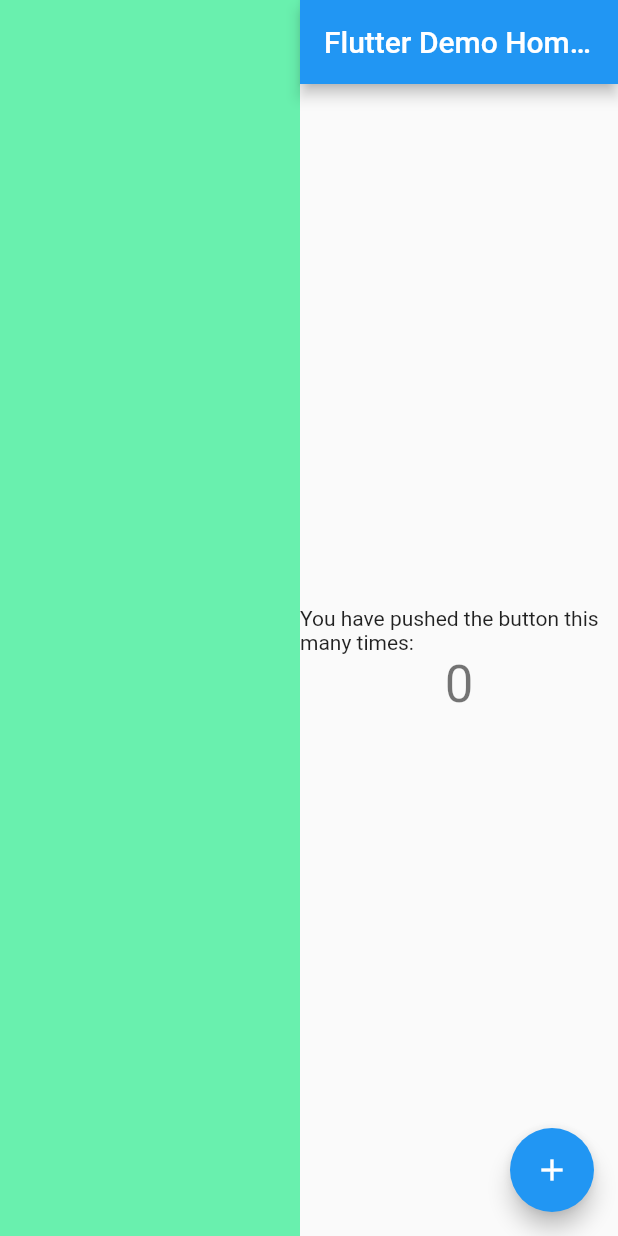
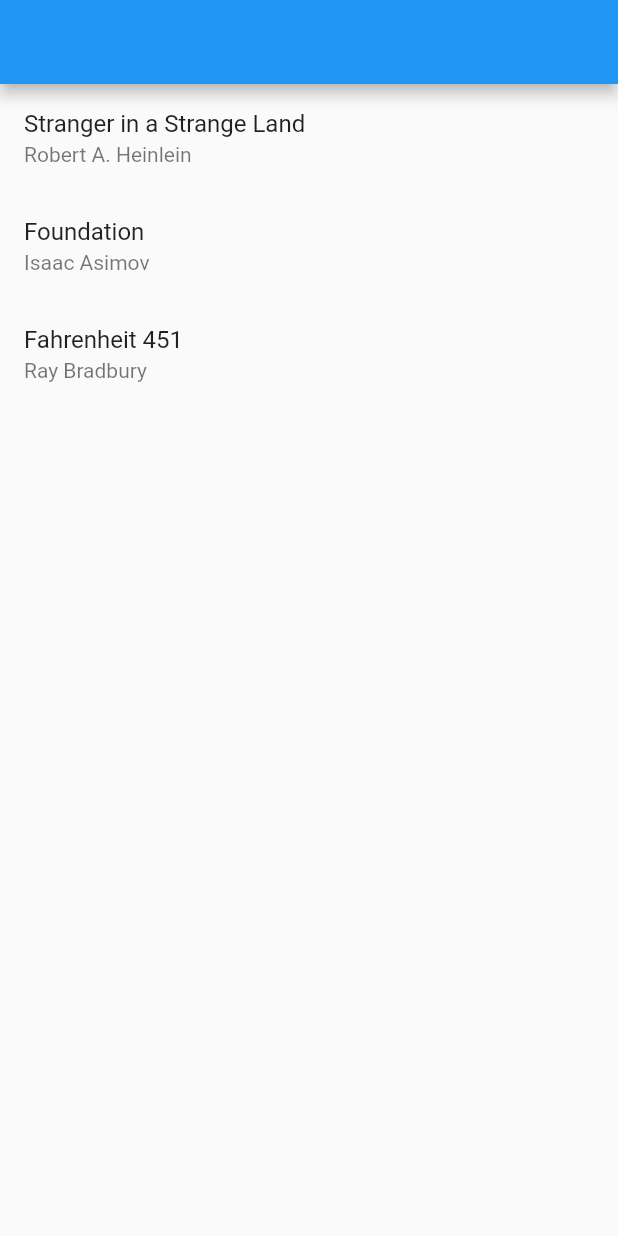
Before and after one commit to uldall/navigator2, a Flutter app: the screen it shows after launch, on a phone screen of 412 x 824 dp. Run offline on Flutter 3.47's test engine with Material 2 defaults, Android fonts, the phone set to English and light mode, and no system bars.

Commit message:
Books example

```diff
--- a/lib/main.dart
+++ b/lib/main.dart
@@ -1,133 +1,257 @@
 import 'package:flutter/material.dart';
 
 void main() {
-  runApp(MyApp());
+  runApp(BooksApp());
 }
 
-class MyApp extends StatelessWidget {
-  // This widget is the root of your application.
+class Book {
+  final String title;
+  final String author;
+
+  Book(this.title, this.author);
+}
+
+class BooksApp extends StatefulWidget {
+  @override
+  State<StatefulWidget> createState() => _BooksAppState();
+}
+
+class _BooksAppState extends State<BooksApp> {
+  BookRouterDelegate _routerDelegate = BookRouterDelegate();
+  BookRouteInformationParser _routeInformationParser =
+  BookRouteInformationParser();
+
   @override
   Widget build(BuildContext context) {
-    return MaterialApp(
-      title: 'Flutter Demo',
-      theme: ThemeData(
-        // This is the theme of your application.
-        //
-        // Try running your application with "flutter run". You'll see the
-        // application has a blue toolbar. Then, without quitting the app, try
-        // changing the parimarySwatch below to Colors.green and then invoke
-        // "hot reload" (press "r" in the console where you ran "flutter run",
-        // or simply save your changes to "hot reload" in a Flutter IDE).
-        // Notice that the counter didn't reset back to zero; the application
-        // is not restarted.
-        primarySwatch: Colors.blue,
-      ),
-      home: MainWidget(),
+    return MaterialApp.router(
+      title: 'Books App',
+      routerDelegate: _routerDelegate,
+      routeInformationParser: _routeInformationParser,
     );
   }
 }
 
-class MainWidget extends StatelessWidget {
+class BookRouteInformationParser extends RouteInformationParser<BookRoutePath> {
   @override
-  Widget build(BuildContext context) {
-    return Scaffold(
-        body: Row(
-      children: [
-        SizedBox(width: 200, child: MyLeftBar()),
-        Expanded(child: MyHomePage(title: 'Flutter Demo Home Page')),
-      ],
-    ));
+  Future<BookRoutePath> parseRouteInformation(
+      RouteInformation routeInformation) async {
+    final uri = Uri.parse(routeInformation.location!);
+    // Handle '/'
+    if (uri.pathSegments.length == 0) {
+      return BookRoutePath.home();
+    }
+
+    // Handle '/book/:id'
+    if (uri.pathSegments.length == 2) {
+      if (uri.pathSegments[0] != 'book') return BookRoutePath.unknown();
+      var remaining = uri.pathSegments[1];
+      var id = int.tryParse(remaining);
+      if (id == null) return BookRoutePath.unknown();
+      return BookRoutePath.details(id);
+    }
+
+    // Handle unknown routes
+    return BookRoutePath.unknown();
+  }
+
+  @override
+  RouteInformation restoreRouteInformation(BookRoutePath path) {
+    if (path.isUnknown) {
+      return RouteInformation(location: '/404');
+    }
+    if (path.isHomePage) {
+      return RouteInformation(location: '/');
+    }
+    if (path.isDetailsPage) {
+      return RouteInformation(location: '/book/${path.id}');
+    }
+
+    return RouteInformation(location: '/404');
   }
 }
 
-class MyLeftBar extends StatelessWidget {
-  @override
-  Widget build(BuildContext context) {
-    return Container(color: Colors.greenAccent);
-  }
-}
+class BookRouterDelegate extends RouterDelegate<BookRoutePath>
+    with ChangeNotifier, PopNavigatorRouterDelegateMixin<BookRoutePath> {
+  final GlobalKey<NavigatorState> navigatorKey;
 
-class MyHomePage extends StatefulWidget {
-  MyHomePage({Key? key, this.title}) : super(key: key);
+  Book? _selectedBook;
+  bool show404 = false;
 
-  // This widget is the home page of your application. It is stateful, meaning
-  // that it has a State object (defined below) that contains fields that affect
-  // how it looks.
+  List<Book> books = [
+    Book('Stranger in a Strange Land', 'Robert A. Heinlein'),
+    Book('Foundation', 'Isaac Asimov'),
+    Book('Fahrenheit 451', 'Ray Bradbury'),
+  ];
 
-  // This class is the configuration for the state. It holds the values (in this
-  // case the title) provided by the parent (in this case the App widget) and
-  // used by the build method of the State. Fields in a Widget subclass are
-  // always marked "final".
+  BookRouterDelegate() : navigatorKey = GlobalKey<NavigatorState>();
 
-  final String? title;
-
-  @override
-  _MyHomePageState createState() => _MyHomePageState();
-}
-
-class _MyHomePageState extends State<MyHomePage> {
-  int _counter = 0;
-
-  void _incrementCounter() {
-    setState(() {
-      // This call to setState tells the Flutter framework that something has
-      // changed in this State, which causes it to rerun the build method below
-      // so that the display can reflect the updated values. If we changed
-      // _counter without calling setState(), then the build method would not be
-      // called again, and so nothing would appear to happen.
-      _counter++;
-    });
+  BookRoutePath get currentConfiguration {
+    if (show404) {
+      return BookRoutePath.unknown();
+    }
+    return _selectedBook == null
+        ? BookRoutePath.home()
+        : BookRoutePath.details(books.indexOf(_selectedBook!));
   }
 
   @override
   Widget build(BuildContext context) {
-    // This method is rerun every time setState is called, for instance as done
-    // by the _incrementCounter method above.
-    //
-    // The Flutter framework has been optimized to make rerunning build methods
-    // fast, so that you can just rebuild anything that needs updating rather
-    // than having to individually change instances of widgets.
+    return Navigator(
+      key: navigatorKey,
+      pages: [
+        MaterialPage(
+          key: ValueKey('BooksListPage'),
+          child: BooksListScreen(
+            books: books,
+            onTapped: _handleBookTapped,
+          ),
+        ),
+        if (show404)
+          MaterialPage(key: ValueKey('UnknownPage'), child: UnknownScreen())
+        else if (_selectedBook != null)
+          BookDetailsPage(book: _selectedBook!)
+      ],
+      onPopPage: (route, result) {
+        if (!route.didPop(result)) {
+          return false;
+        }
+
+        // Update the list of pages by setting _selectedBook to null
+        _selectedBook = null;
+        show404 = false;
+        notifyListeners();
+
+        return true;
+      },
+    );
+  }
+
+  @override
+  Future<void> setNewRoutePath(BookRoutePath path) async {
+    if (path.isUnknown) {
+      _selectedBook = null;
+      show404 = true;
+      return;
+    }
+
+    if (path.isDetailsPage) {
+      if (path.id! < 0 || path.id! > books.length - 1) {
+        show404 = true;
+        return;
+      }
+
+      _selectedBook = books[path.id!];
+    } else {
+      _selectedBook = null;
+    }
+
+    show404 = false;
+  }
+
+  void _handleBookTapped(Book book) {
+    _selectedBook = book;
+    notifyListeners();
+  }
+}
+
+class BookDetailsPage extends Page {
+  final Book book;
+
+  BookDetailsPage({
+    required this.book,
+  }) : super(key: ValueKey(book));
+
+  Route createRoute(BuildContext context) {
+    return MaterialPageRoute(
+      settings: this,
+      builder: (BuildContext context) {
+        return BookDetailsScreen(book: book);
+      },
+    );
+  }
+}
+
+class BookRoutePath {
+  final int? id;
+  final bool isUnknown;
+
+  BookRoutePath.home()
+      : id = null,
+        isUnknown = false;
+
+  BookRoutePath.details(this.id) : isUnknown = false;
+
+  BookRoutePath.unknown()
+      : id = null,
+        isUnknown = true;
+
+  bool get isHomePage => id == null;
+
+  bool get isDetailsPage => id != null;
+}
+
+class BooksListScreen extends StatelessWidget {
+  final List<Book> books;
+  final ValueChanged<Book> onTapped;
+
+  BooksListScreen({
+    required this.books,
+    required this.onTapped,
+  });
+
+  @override
+  Widget build(BuildContext context) {
     return Scaffold(
-      appBar: AppBar(
-        // Here we take the value from the MyHomePage object that was created by
-        // the App.build method, and use it to set our appbar title.
-        title: Text(widget.title!),
+      appBar: AppBar(),
+      body: ListView(
+        children: [
+          for (var book in books)
+            ListTile(
+              title: Text(book.title),
+              subtitle: Text(book.author),
+              onTap: () => onTapped(book),
+            )
+        ],
       ),
-      body: Center(
-        // Center is a layout widget. It takes a single child and positions it
-        // in the middle of the parent.
+    );
+  }
+}
+
+class BookDetailsScreen extends StatelessWidget {
+  final Book book;
+
+  BookDetailsScreen({
+    required this.book,
+  });
+
+  @override
+  Widget build(BuildContext context) {
+    return Scaffold(
+      appBar: AppBar(),
+      body: Padding(
+        padding: const EdgeInsets.all(8.0),
         child: Column(
-          // Column is also a layout widget. It takes a list of children and
-          // arranges them vertically. By default, it sizes itself to fit its
-          // children horizontally, and tries to be as tall as its parent.
-          //
-          // Invoke "debug painting" (press "p" in the console, choose the
-          // "Toggle Debug Paint" action from the Flutter Inspector in Android
-          // Studio, or the "Toggle Debug Paint" command in Visual Studio Code)
-          // to see the wireframe for each widget.
-          //
-          // Column has various properties to control how it sizes itself and
-          // how it positions its children. Here we use mainAxisAlignment to
-          // center the children vertically; the main axis here is the vertical
-          // axis because Columns are vertical (the cross axis would be
-          // horizontal).
-          mainAxisAlignment: MainAxisAlignment.center,
-          children: <Widget>[
-            Text(
-              'You have pushed the button this many times:',
-            ),
-            Text(
-              '$_counter',
-              style: Theme.of(context).textTheme.headline4,
-            ),
+          crossAxisAlignment: CrossAxisAlignment.start,
+          children: [
+            if (book != null) ...[
+              Text(book.title, style: Theme.of(context).textTheme.headline6),
+              Text(book.author, style: Theme.of(context).textTheme.subtitle1),
+            ],
           ],
         ),
       ),
-      floatingActionButton: FloatingActionButton(
-        onPressed: _incrementCounter,
-        tooltip: 'Increment',
-        child: Icon(Icons.add),
-      ), // This trailing comma makes auto-formatting nicer for build methods.
     );
   }
 }
+
+class UnknownScreen extends StatelessWidget {
+  @override
+  Widget build(BuildContext context) {
+    return Scaffold(
+      appBar: AppBar(),
+      body: Center(
+        child: Text('404!'),
+      ),
+    );
+  }
+}
```
